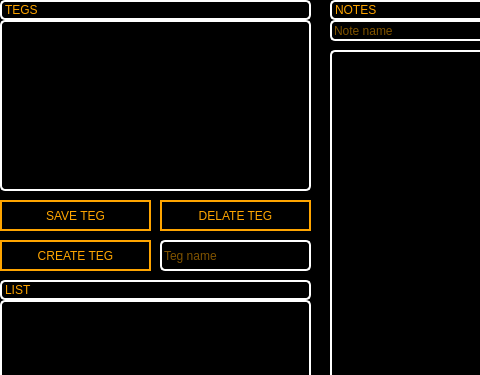
The window that untitled.ui (WindiKRockY/EasyNote) describes before a commit, drawn with Qt 5; both pictures show x 0 to 480 and y 0 to 375 of the 705 by 534 pixel window.
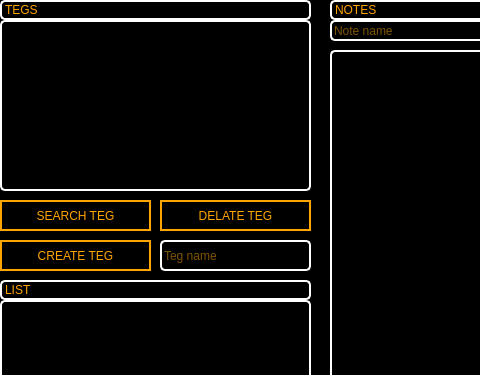
The same window after the commit.

What changed in the file:
```diff
--- a/untitled.ui
+++ b/untitled.ui
@@ -213,7 +213,7 @@
 border -radiius:5px;</string>
     </property>
     <property name="text">
-     <string>SAVE TEG</string>
+     <string>SEARCH TEG</string>
     </property>
    </widget>
    <widget class="QPushButton" name="createteg_btn">
```
